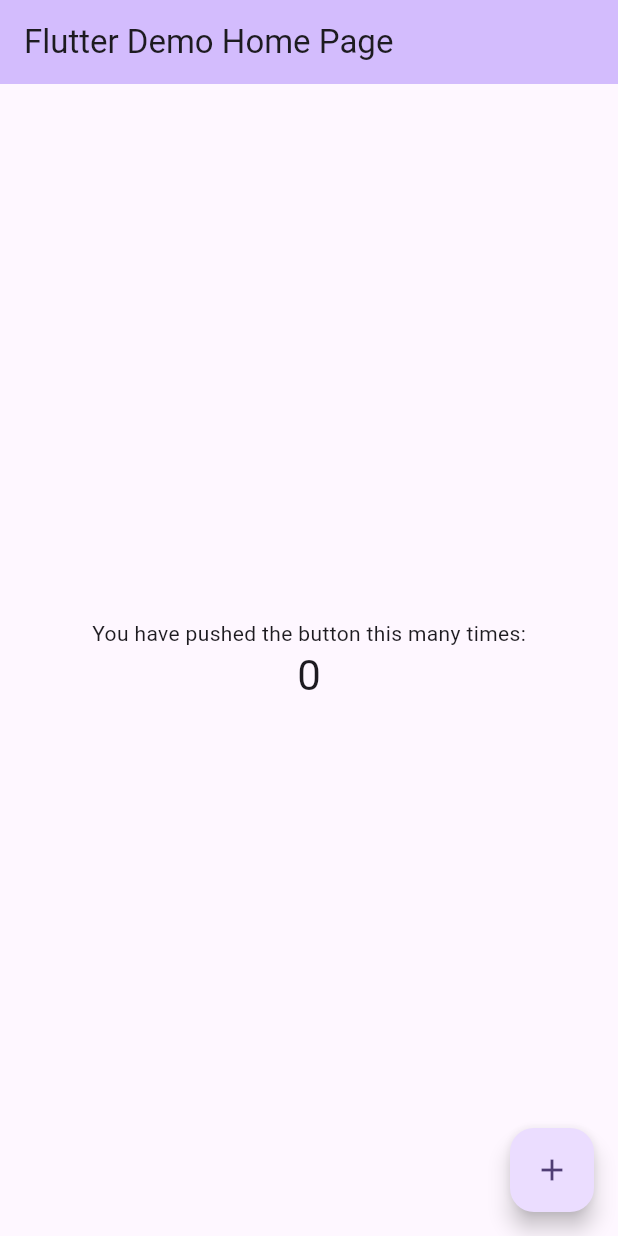
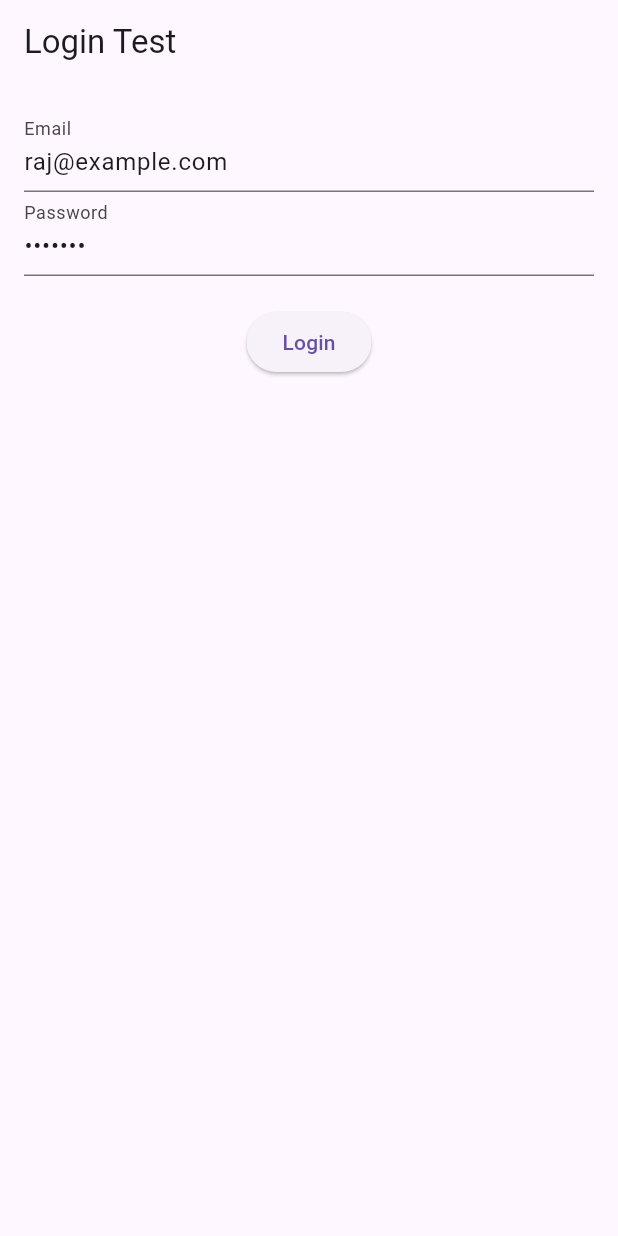
Before and after one commit to priyanshubawse13/school_inspection_app, a Flutter app: the screen it shows after launch, on a phone screen of 412 x 824 dp. Run offline on Flutter 3.47's test engine with Material 3 defaults, Android fonts, the phone set to English and light mode, and no system bars.

Commit message:
✅ Full login flow integrated with backend and token screen complete

```diff
--- /dev/null
+++ b/lib/login_screen.dart
@@ -0,0 +1,121 @@
+import 'package:flutter/material.dart';
+import 'package:http/http.dart' as http;
+import 'dart:convert';
+
+class LoginScreen extends StatefulWidget {
+  const LoginScreen({super.key});
+
+  @override
+  State<LoginScreen> createState() => _LoginScreenState();
+}
+
+class _LoginScreenState extends State<LoginScreen> {
+  final TextEditingController emailController = TextEditingController();
+  final TextEditingController passwordController = TextEditingController();
+  bool isLoading = false;
+
+  Future<void> login() async {
+    final String email = emailController.text.trim();
+    final String password = passwordController.text.trim();
+
+    if (email.isEmpty || password.isEmpty) {
+      ScaffoldMessenger.of(context).showSnackBar(
+        const SnackBar(content: Text("Please enter email and password")),
+      );
+      return;
+    }
+
+    setState(() {
+      isLoading = true;
+    });
+
+    final url = Uri.parse('http://10.0.2.2:5050/api/auth/login');
+
+    try {
+      final response = await http.post(
+        url,
+        headers: {'Content-Type': 'application/json'},
+        body: jsonEncode({'email': email, 'password': password}),
+      );
+
+      if (response.statusCode == 200) {
+        final data = jsonDecode(response.body);
+        final String token = data['token'];
+
+        ScaffoldMessenger.of(context).showSnackBar(
+          SnackBar(content: Text("Login successful. Welcome ${data['user']['name']}")),
+        );
+
+        Navigator.pushReplacement(
+          context,
+          MaterialPageRoute(
+            builder: (context) => DashboardScreen(token: token),
+          ),
+        );
+      } else {
+        final error = jsonDecode(response.body);
+        ScaffoldMessenger.of(context).showSnackBar(
+          SnackBar(content: Text(error['msg'] ?? "Login failed")),
+        );
+      }
+    } catch (e) {
+      ScaffoldMessenger.of(context).showSnackBar(
+        SnackBar(content: Text("Error: $e")),
+      );
+    } finally {
+      setState(() {
+        isLoading = false;
+      });
+    }
+  }
+
+  @override
+  Widget build(BuildContext context) {
+    return Scaffold(
+      appBar: AppBar(title: const Text("Login")),
+      body: Padding(
+        padding: const EdgeInsets.all(16),
+        child: Column(
+          mainAxisAlignment: MainAxisAlignment.center,
+          children: [
+            TextField(
+              controller: emailController,
+              decoration: const InputDecoration(labelText: "Email"),
+            ),
+            const SizedBox(height: 16),
+            TextField(
+              controller: passwordController,
+              obscureText: true,
+              decoration: const InputDecoration(labelText: "Password"),
+            ),
+            const SizedBox(height: 32),
+            isLoading
+                ? const CircularProgressIndicator()
+                : ElevatedButton(
+              onPressed: login,
+              child: const Text("Login"),
+            ),
+          ],
+        ),
+      ),
+    );
+  }
+}
+
+class DashboardScreen extends StatelessWidget {
+  final String token;
+  const DashboardScreen({super.key, required this.token});
+
+  @override
+  Widget build(BuildContext context) {
+    return Scaffold(
+      appBar: AppBar(title: const Text("Dashboard")),
+      body: Center(
+        child: Text(
+          "Token:\n$token",
+          textAlign: TextAlign.center,
+        ),
+      ),
+    );
+  }
+}
--- a/lib/main.dart
+++ b/lib/main.dart
@@ -1,125 +1,79 @@
 import 'package:flutter/material.dart';
+import 'package:http/http.dart' as http;
+import 'dart:convert';
+import 'login_screen.dart';
 
 void main() {
-  runApp(const MyApp());
+  runApp(MyApp());
 }
 
 class MyApp extends StatelessWidget {
-  const MyApp({super.key});
-
-  // This widget is the root of your application.
+  const MyApp({Key? key}) : super(key: key);
   @override
   Widget build(BuildContext context) {
     return MaterialApp(
-      title: 'Flutter Demo',
-      theme: ThemeData(
-        // This is the theme of your application.
-        //
-        // TRY THIS: Try running your application with "flutter run". You'll see
-        // the application has a purple toolbar. Then, without quitting the app,
-        // try changing the seedColor in the colorScheme below to Colors.green
-        // and then invoke "hot reload" (save your changes or press the "hot
-        // reload" button in a Flutter-supported IDE, or press "r" if you used
-        // the command line to start the app).
-        //
-        // Notice that the counter didn't reset back to zero; the application
-        // state is not lost during the reload. To reset the state, use hot
-        // restart instead.
-        //
-        // This works for code too, not just values: Most code changes can be
-        // tested with just a hot reload.
-        colorScheme: ColorScheme.fromSeed(seedColor: Colors.deepPurple),
-        useMaterial3: true,
-      ),
-      home: const MyHomePage(title: 'Flutter Demo Home Page'),
+      title: 'School Inspection App',
+      home: LoginScreen(),
     );
   }
 }
 
-class MyHomePage extends StatefulWidget {
-  const MyHomePage({super.key, required this.title});
-
-  // This widget is the home page of your application. It is stateful, meaning
-  // that it has a State object (defined below) that contains fields that affect
-  // how it looks.
-
-  // This class is the configuration for the state. It holds the values (in this
-  // case the title) provided by the parent (in this case the App widget) and
-  // used by the build method of the State. Fields in a Widget subclass are
-  // always marked "final".
-
-  final String title;
-
+class LoginScreen extends StatefulWidget {
   @override
-  State<MyHomePage> createState() => _MyHomePageState();
+  State<LoginScreen> createState() => _LoginScreenState();
 }
 
-class _MyHomePageState extends State<MyHomePage> {
-  int _counter = 0;
+class _LoginScreenState extends State<LoginScreen> {
+  final emailController = TextEditingController(text: 'raj@example.com');
+  final passwordController = TextEditingController(text: 'test123');
+  String result = "";
 
-  void _incrementCounter() {
-    setState(() {
-      // This call to setState tells the Flutter framework that something has
-      // changed in this State, which causes it to rerun the build method below
-      // so that the display can reflect the updated values. If we changed
-      // _counter without calling setState(), then the build method would not be
-      // called again, and so nothing would appear to happen.
-      _counter++;
-    });
+  Future<void> login() async {
+    final url = Uri.parse("http://10.0.2.2:5050/api/auth/login"); // ✅ Emulator URL
+    try {
+      final response = await http.post(
+        url,
+        headers: {"Content-Type": "application/json"},
+        body: jsonEncode({
+          "email": emailController.text.trim(),
+          "password": passwordController.text.trim(),
+        }),
+      );
+
+      if (response.statusCode == 200) {
+        final data = jsonDecode(response.body);
+        setState(() {
+          result = "✅ Token: ${data['token'].toString().substring(0, 20)}...";
+        });
+      } else {
+        setState(() {
+          result = "❌ Failed: ${response.statusCode}";
+        });
+      }
+    } catch (e) {
+      setState(() {
+        result = "❌ Error: $e";
+      });
+    }
   }
 
   @override
   Widget build(BuildContext context) {
-    // This method is rerun every time setState is called, for instance as done
-    // by the _incrementCounter method above.
-    //
-    // The Flutter framework has been optimized to make rerunning build methods
-    // fast, so that you can just rebuild anything that needs updating rather
-    // than having to individually change instances of widgets.
     return Scaffold(
-      appBar: AppBar(
-        // TRY THIS: Try changing the color here to a specific color (to
-        // Colors.amber, perhaps?) and trigger a hot reload to see the AppBar
-        // change color while the other colors stay the same.
-        backgroundColor: Theme.of(context).colorScheme.inversePrimary,
-        // Here we take the value from the MyHomePage object that was created by
-        // the App.build method, and use it to set our appbar title.
-        title: Text(widget.title),
-      ),
-      body: Center(
-        // Center is a layout widget. It takes a single child and positions it
-        // in the middle of the parent.
+      appBar: AppBar(title: Text("Login Test")),
+      body: Padding(
+        padding: const EdgeInsets.all(16.0),
         child: Column(
-          // Column is also a layout widget. It takes a list of children and
-          // arranges them vertically. By default, it sizes itself to fit its
-          // children horizontally, and tries to be as tall as its parent.
-          //
-          // Column has various properties to control how it sizes itself and
-          // how it positions its children. Here we use mainAxisAlignment to
-          // center the children vertically; the main axis here is the vertical
-          // axis because Columns are vertical (the cross axis would be
-          // horizontal).
-          //
-          // TRY THIS: Invoke "debug painting" (choose the "Toggle Debug Paint"
-          // action in the IDE, or press "p" in the console), to see the
-          // wireframe for each widget.
-          mainAxisAlignment: MainAxisAlignment.center,
-          children: <Widget>[
-            const Text(
-              'You have pushed the button this many times:',
-            ),
-            Text(
-              '$_counter',
-              style: Theme.of(context).textTheme.headlineMedium,
-            ),
+          children: [
+            TextField(controller: emailController, decoration: InputDecoration(labelText: "Email")),
+            TextField(controller: passwordController, obscureText: true, decoration: InputDecoration(labelText: "Password")),
+            SizedBox(height: 20),
+            ElevatedButton(onPressed: login, child: Text("Login")),
+            SizedBox(height: 20),
+            Text(result),
           ],
         ),
       ),
-      floatingActionButton: FloatingActionButton(
-        onPressed: _incrementCounter,
-        tooltip: 'Increment',
-        child: const Icon(Icons.add),
-      ), // This trailing comma makes auto-formatting nicer for build methods.
     );
   }
 }
--- a/pubspec.yaml
+++ b/pubspec.yaml
@@ -30,6 +30,7 @@ environment:
 dependencies:
   flutter:
     sdk: flutter
+  http: ^1.4.0    # 👈 Add this line
 
 
   # The following adds the Cupertino Icons font to your application.
@@ -45,7 +46,7 @@ dev_dependencies:
   # activated in the `analysis_options.yaml` file located at the root of your
   # package. See that file for information about deactivating specific lint
   # rules and activating additional ones.
-  flutter_lints: ^2.0.0
+  flutter_lints: ^6.0.0
 
 # For information on the generic Dart part of this file, see the
 # following page: https://dart.dev/tools/pub/pubspec
```
Also changed, not shown: pubspec.lock, 3 other files.
